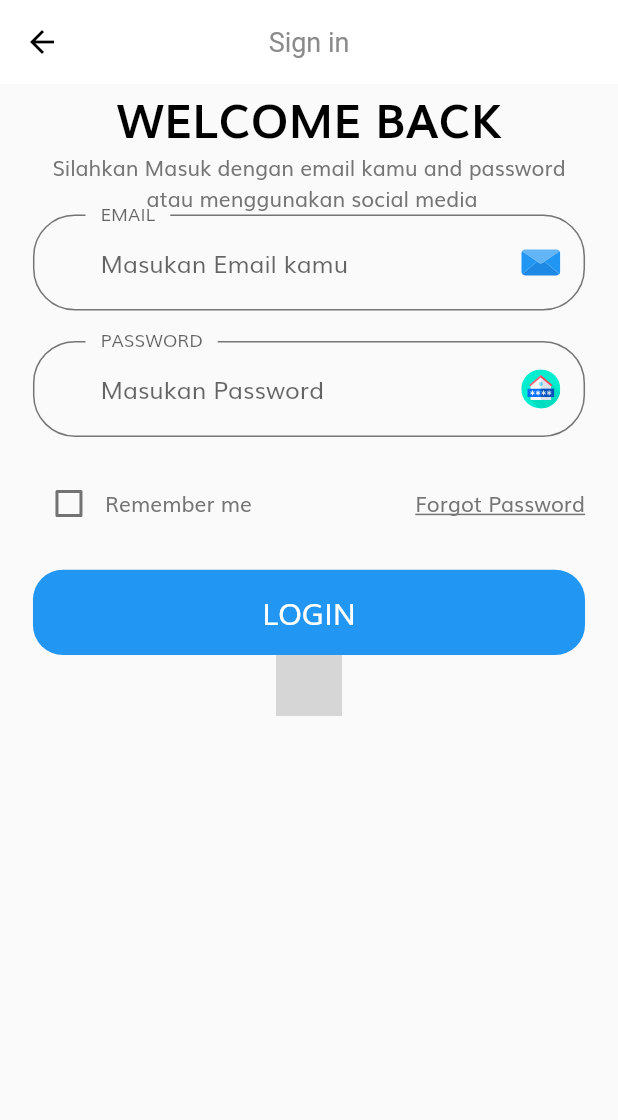
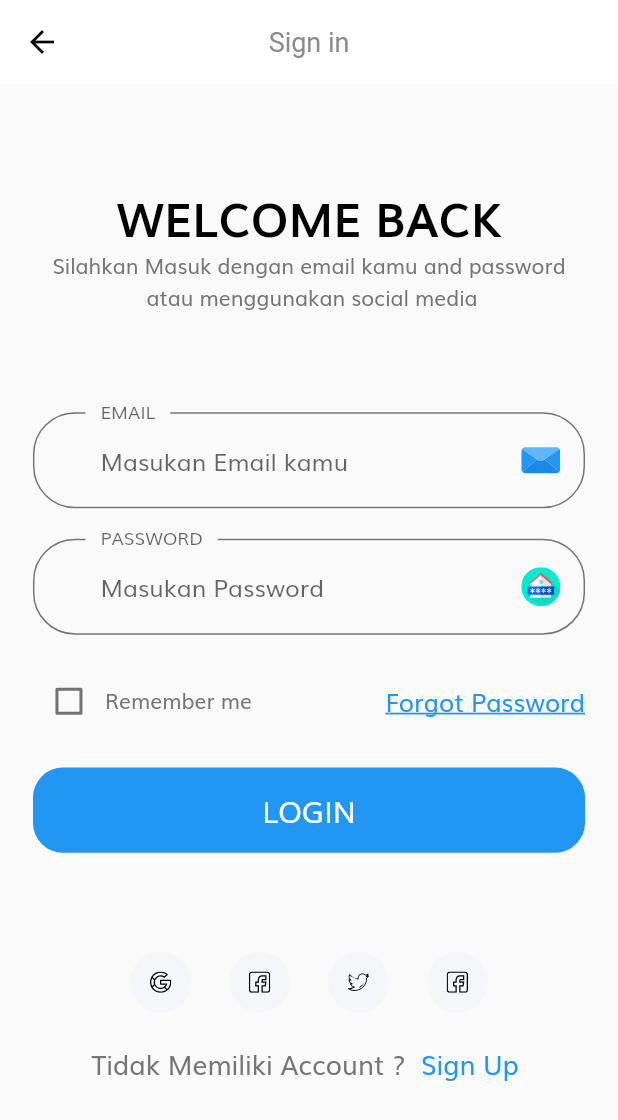
Before and after one commit to artdengun/Aplikasi_DemenBelanja, a Flutter app: the screen it shows after launch, after a tap on "CONTINUE", on a phone screen of 412 x 824 dp. Shown: the top 1120 px of the screen. Run offline on Flutter 3.47's test engine with Material 2 defaults, Android fonts, the phone set to English and light mode, and no system bars; our stand-ins replace flutter_svg; grey boxes are pictures that could not be loaded.

Commit message:
login screen

```diff
--- /dev/null
+++ b/lib/components/no_Account_Text.dart
@@ -0,0 +1,32 @@
+import 'package:flutter/material.dart';
+
+import '../constants.dart';
+import '../size_config.dart';
+
+class NoAccountText extends StatelessWidget {
+  const NoAccountText({
+    Key key,
+  }) : super(key: key);
+
+  @override
+  Widget build(BuildContext context) {
+    return Row(
+      mainAxisAlignment: MainAxisAlignment.center,
+      children: [
+        Text(
+          " Tidak Memiliki Account ? ",
+          style: TextStyle(
+            fontSize: getProportionateScreenWidth(16),
+          ),
+        ),
+        Text(
+          " Sign Up  ",
+          style: TextStyle(
+            fontSize: getProportionateScreenWidth(16),
+            color: kPrimaryColor,
+          ),
+        ),
+      ],
+    );
+  }
+}
--- /dev/null
+++ b/lib/components/social_card.dart
@@ -0,0 +1,31 @@
+import 'package:flutter/material.dart';
+import 'package:flutter_svg/svg.dart';
+
+import '../size_config.dart';
+
+class SocialCard extends StatelessWidget {
+  const SocialCard({
+    Key key,
+    this.icon,
+    this.press,
+  }) : super(key: key);
+  final String icon;
+  final Function press;
+
+  @override
+  Widget build(BuildContext context) {
+    return GestureDetector(
+      onTap: press,
+      child: Container(
+        margin:
+            EdgeInsets.symmetric(horizontal: getProportionateScreenWidth(10)),
+        padding: EdgeInsets.all(getProportionateScreenWidth(12)),
+        height: getProportionateScreenHeight(40),
+        width: getProportionateScreenWidth(40),
+        decoration:
+            BoxDecoration(color: Color(0xFFF5F6F9), shape: BoxShape.circle),
+        child: SvgPicture.asset(icon),
+      ),
+    );
+  }
+}
--- a/lib/routes.dart
+++ b/lib/routes.dart
@@ -1,4 +1,6 @@
 import 'package:desain_awal/screens/Sign_in/sign_in.dart';
+import 'package:desain_awal/screens/forgot_password/forgot_password.dart';
+import 'package:desain_awal/screens/login_succes/login_succes_screen.dart';
 import 'package:desain_awal/screens/splash/splash_screen.dart';
 import 'package:flutter/widgets.dart';
 
@@ -8,4 +10,6 @@ final Map<String, WidgetBuilder> routes = {
   SplashScreen.routeName: (context) => SplashScreen(),
   // lanjut ke body.dart di component screen #2
   SignInScreen.routeName: (context) => SignInScreen(),
+  ForgotPasswordScreen.routeName: (context) => ForgotPasswordScreen(),
+  LoginSuccesScreen.routeName: (context) => LoginSuccesScreen(),
 };
--- a/lib/screens/Sign_in/component/body.dart
+++ b/lib/screens/Sign_in/component/body.dart
@@ -1,6 +1,7 @@
+import 'package:desain_awal/components/no_Account_Text.dart';
+import 'package:desain_awal/components/social_card.dart';
 import 'package:desain_awal/size_config.dart';
 import 'package:flutter/material.dart';
-import 'package:flutter_svg/svg.dart';
 import '../sign_Form.dart';
 
 class Body extends StatelessWidget {
@@ -14,8 +15,10 @@ class Body extends StatelessWidget {
         child: Padding(
           padding:
               EdgeInsets.symmetric(horizontal: getProportionateScreenWidth(20)),
+          child: SingleChildScrollView(
             child: Column(
               children: <Widget>[
+                SizedBox(height: SizeConfig.screenHeight * 0.08),
                 Text(
                   " WELCOME BACK ",
                   style: TextStyle(
@@ -27,16 +30,36 @@ class Body extends StatelessWidget {
                   "Silahkan Masuk dengan email kamu and password \n atau menggunakan social media",
                   textAlign: TextAlign.center,
                 ),
+                SizedBox(height: SizeConfig.screenHeight * 0.08),
                 SignForm(),
-              Container(
-                height: getProportionateScreenHeight(40),
-                width: getProportionateScreenWidth(40),
-                decoration: BoxDecoration(
-                    color: Color(0xFFF5F6F9), shape: BoxShape.circle, ),
-
-                    child: SvgPicture.asset("assetName"),
+                SizedBox(height: SizeConfig.screenHeight * 0.08),
+                Row(
+                  mainAxisAlignment: MainAxisAlignment.center,
+                  children: [
+                    SocialCard(
+                      icon: "assets/icons/google.svg",
+                      press: () {},
+                    ),
+                    SocialCard(
+                      icon: "assets/icons/facebook.svg",
+                      press: () {},
+                    ),
+                    SocialCard(
+                      icon: "assets/icons/twitter.svg",
+                      press: () {},
+                    ),
+                    SocialCard(
+                      icon: "assets/icons/facebook.svg",
+                      press: () {},
                     ),
                   ],
+                ),
+                SizedBox(
+                  height: getProportionateScreenHeight(20),
+                ),
+                NoAccountText()
+              ],
+            ),
           ),
         ),
       ),
--- a/lib/screens/Sign_in/sign_Form.dart
+++ b/lib/screens/Sign_in/sign_Form.dart
@@ -1,6 +1,7 @@
 import 'package:desain_awal/components/CUstom_suffix_icons.dart';
 import 'package:desain_awal/components/default_button.dart';
 import 'package:desain_awal/components/form_error.dart';
+import 'package:desain_awal/screens/forgot_password/forgot_password.dart';
 import 'package:flutter/material.dart';
 
 import '../../constants.dart';
@@ -46,9 +47,16 @@ class _SignFormState extends State<SignForm> {
                   }),
               Text("Remember me"),
               Spacer(),
-              Text(
-                "Forgot Password",
-                style: TextStyle(decoration: TextDecoration.underline),
+              GestureDetector(
+                onTap: () => Navigator.popAndPushNamed(
+                    context, ForgotPasswordScreen.routeName),
+                child: Text(
+                  "Forgot Password",
+                  style: TextStyle(
+                      fontSize: getProportionateScreenWidth(15),
+                      color: kPrimaryColor,
+                      decoration: TextDecoration.underline),
+                ),
               )
             ],
           ),
--- a/lib/screens/Sign_in/sign_in.dart
+++ b/lib/screens/Sign_in/sign_in.dart
@@ -1,3 +1,4 @@
+import 'package:desain_awal/screens/forgot_password/forgot_password.dart';
 import 'package:flutter/material.dart';
 
 import 'component/body.dart';
@@ -13,7 +14,10 @@ class SignInScreen extends StatelessWidget {
     return Scaffold(
       // ke bagian main.dart untuk mengatur warna dari appbar kita #4
       appBar: AppBar(
-        title: Text("Sign in"),
+        title: GestureDetector(
+            onTap: () => Navigator.popAndPushNamed(
+                context, ForgotPasswordScreen.routeName),
+            child: Text("Sign in")),
       ),
       body: Body(),
     );
```
Also changed, not shown: lib/screens/forgot_password/component/body.dart (added, +143 -0 lines), lib/screens/forgot_password/forgot_password.dart (added, +16 -0 lines), lib/screens/login_succes/login_succes_screen.dart (added, +9 -0 lines), pubspec.yaml (+1 -55 lines), assets/icons/facebook.svg, assets/icons/google.svg, assets/icons/twitter.svg (added), assets/images/succes.svg (added). Lines whose indentation alone changed are shown as unchanged.
